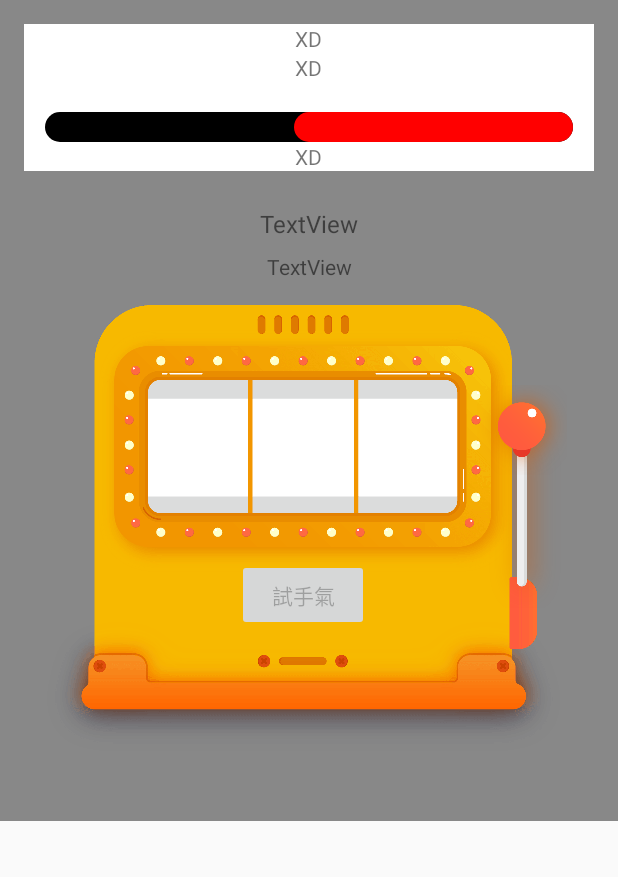
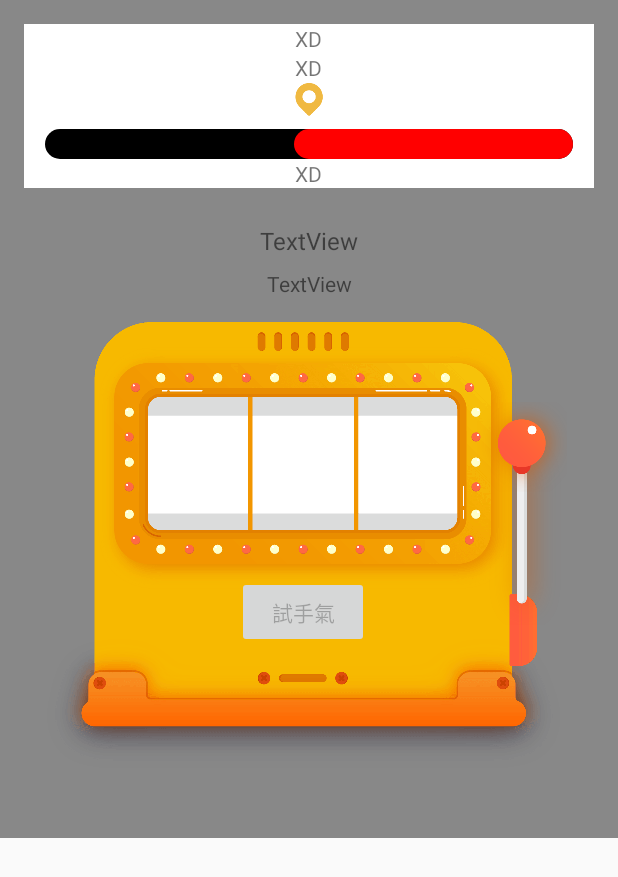
Before and after one commit to crazyma/AnimationLab, an Android app: the layout content_queue.xml on its own in the app's theme, with its tools: preview values and no code run, on a phone screen of 412 x 824 dp. Shown: the top 877 px of the screen. Run offline under Robolectric (Android 15) with nearby library versions, the phone set to English and light mode, and no system bars.

Commit message:
refactor: show indicator

```diff
--- a/app/src/main/res/layout/content_queue.xml
+++ b/app/src/main/res/layout/content_queue.xml
@@ -2,8 +2,9 @@
 <androidx.constraintlayout.widget.ConstraintLayout xmlns:android="http://schemas.android.com/apk/res/android"
     xmlns:app="http://schemas.android.com/apk/res-auto"
     xmlns:tools="http://schemas.android.com/tools"
-    tools:background="#888"
-    android:layout_width="match_parent" android:layout_height="wrap_content">
+    android:layout_width="match_parent"
+    android:layout_height="wrap_content"
+    tools:background="#888">
 
     <LinearLayout
         android:id="@+id/view"
@@ -12,38 +13,40 @@
         android:layout_marginStart="16dp"
         android:layout_marginTop="16dp"
         android:layout_marginEnd="16dp"
+        android:background="#fff"
         android:orientation="vertical"
-        android:background="#fff"
         app:layout_constraintEnd_toEndOf="parent"
         app:layout_constraintStart_toStartOf="parent"
-        app:layout_constraintTop_toTopOf="parent" >
+        app:layout_constraintTop_toTopOf="parent">
 
 
         <TextView
             android:layout_width="wrap_content"
             android:layout_height="wrap_content"
             android:layout_gravity="center_horizontal"
-            android:text="XD"/>
+            android:text="XD" />
 
         <TextView
             android:layout_width="wrap_content"
             android:layout_height="wrap_content"
             android:layout_gravity="center_horizontal"
-            android:text="XD"/>
+            android:text="XD" />
 
         <com.crazyma.batuanimlab.progress.BatuProgressView
             android:layout_width="match_parent"
             android:layout_height="wrap_content"
+            android:layout_gravity="center_horizontal"
             android:paddingStart="24dp"
             android:paddingEnd="24dp"
-            android:layout_gravity="center_horizontal"
-            android:text="XD"/>
+            app:indicator="@drawable/img_waitlist_alert_info"
+            app:indicatorPadding="8dp"
+            app:indicatorWidth="24dp" />
 
         <TextView
             android:layout_width="wrap_content"
             android:layout_height="wrap_content"
             android:layout_gravity="center_horizontal"
-            android:text="XD"/>
+            android:text="XD" />
 
     </LinearLayout>
 
```
